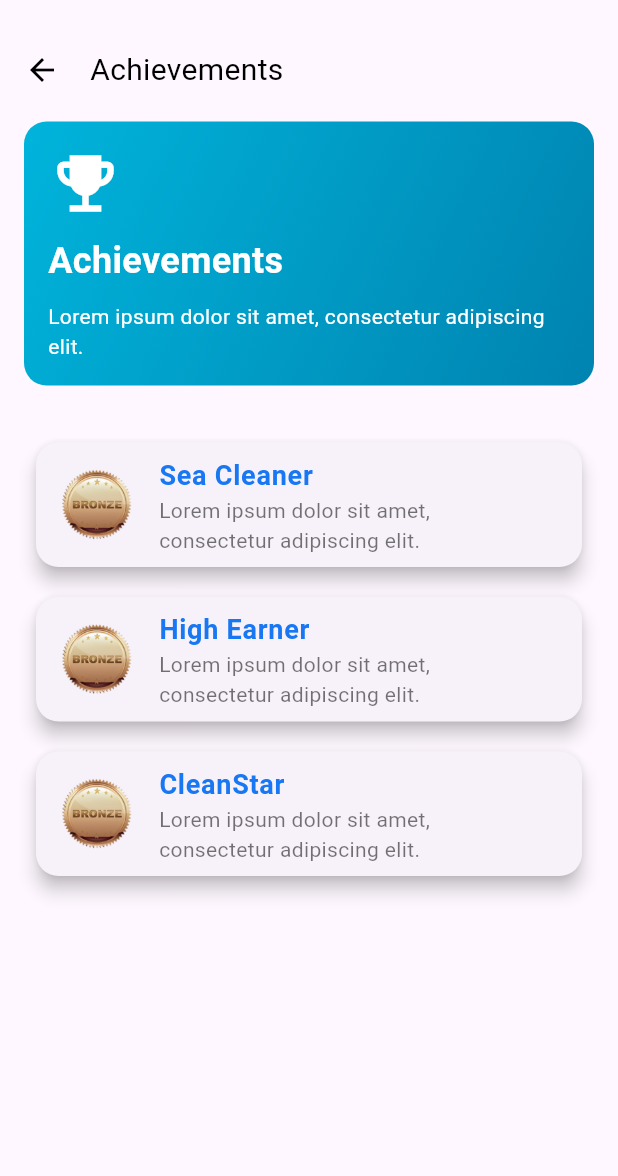
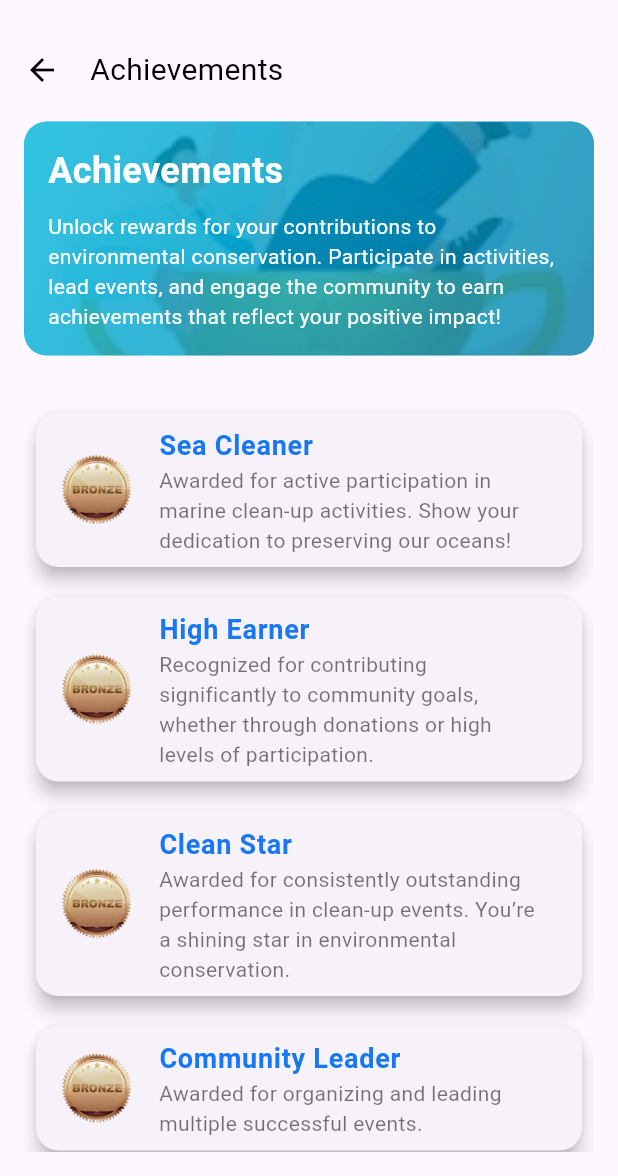
Before and after one commit to SDP-1/ocean_rescue, a Flutter app: the AchievementsPage screen opened directly, on a phone screen of 412 x 824 dp, the part 60-1236 px from its top. Run offline on Flutter 3.47's test engine with Material 3 defaults, Android fonts, the phone set to English and light mode, and no system bars; our stand-ins replace cloud_firestore, firebase_auth, firebase_core, firebase_storage, flutter_image_compress, flutter_svg and 4 more; accounts and stored records are empty.

Commit message:
Edit Achievements Page

```diff
--- a/lib/main.dart
+++ b/lib/main.dart
@@ -2,7 +2,6 @@ import 'package:firebase_core/firebase_core.dart'; // Import Firebase Core
 import 'package:flutter/material.dart';
 import 'package:ocean_rescue/pages/Achievements/achievements_page.dart';
 import 'package:ocean_rescue/pages/dumpReport/DumpReportHistory.dart';
-import 'package:ocean_rescue/pages/leaderboard/leaderboard.dart';
 import 'package:ocean_rescue/pages/membership/membership.dart';
 import 'package:ocean_rescue/pages/notification/NotificationScreen.dart';
 import 'package:ocean_rescue/pages/profile/edit_profile.dart';
@@ -35,8 +34,8 @@ class MyApp extends StatelessWidget {
      // home : DumpReportHistory(),
      //home : delete_confirmation_popup(),
      //  home: EditProfile(),
-      home: MembershipPage(),
-    // home: AchievementsPage(),
+     //  home: MembershipPage(),
+    home: AchievementsPage(),
     //   home: ViewProfilePage(),
     //   home: LeaderboardPage(),
     );
--- a/lib/pages/Achievements/achievements_page.dart
+++ b/lib/pages/Achievements/achievements_page.dart
@@ -73,12 +73,17 @@ class _AchievementsPageState extends State<AchievementsPage> {
                   begin: Alignment.topLeft,
                   end: Alignment.bottomRight,
                 ),
+                image: const DecorationImage(
+                  image: AssetImage('assets/achievements/golden tropy.jpeg'), // Replace with your image path
+                  fit: BoxFit.cover,  // Adjust how the image fits the container
+                  opacity: 0.2,  // Adjust the opacity for better blending with the gradient
+                ),
               ),
-              child: Column(
+              child: const Column(
                 crossAxisAlignment: CrossAxisAlignment.start,
-                children: const [
-                  Icon(Icons.emoji_events, size: 50, color: Colors.white),
-                  SizedBox(height: 10),
+                children: [
+                  // Icon(Icons.emoji_events, size: 50, color: Colors.white),
+                  // SizedBox(height: 10),
                   Text(
                     'Achievements',
                     style: TextStyle(
@@ -89,7 +94,7 @@ class _AchievementsPageState extends State<AchievementsPage> {
                   ),
                   SizedBox(height: 10),
                   Text(
-                    'Lorem ipsum dolor sit amet, consectetur adipiscing elit.',
+                    'Unlock rewards for your contributions to environmental conservation. Participate in activities, lead events, and engage the community to earn achievements that reflect your positive impact!',
                     style: TextStyle(
                       fontSize: 14,
                       color: Colors.white,
@@ -98,6 +103,7 @@ class _AchievementsPageState extends State<AchievementsPage> {
                 ],
               ),
             ),
+
             const SizedBox(height: 20),
             Expanded(
               child: ListView(
@@ -106,17 +112,27 @@ class _AchievementsPageState extends State<AchievementsPage> {
                   achievementCard(
                     'Sea Cleaner',
                     'assets/medals/bronze.png',
-                    'Lorem ipsum dolor sit amet, consectetur adipiscing elit.',
+                    'Awarded for active participation in marine clean-up activities. Show your dedication to preserving our oceans!',
                   ),
                   achievementCard(
                     'High Earner',
                     'assets/medals/bronze.png',
-                    'Lorem ipsum dolor sit amet, consectetur adipiscing elit.',
+                    'Recognized for contributing significantly to community goals, whether through donations or high levels of participation.',
                   ),
                   achievementCard(
-                    'CleanStar',
+                    'Clean Star',
                     'assets/medals/bronze.png',
-                    'Lorem ipsum dolor sit amet, consectetur adipiscing elit.',
+                    'Awarded for consistently outstanding performance in clean-up events. You’re a shining star in environmental conservation.',
+                  ),
+                  achievementCard(
+                      'Community Leader',
+                      'assets/medals/bronze.png',
+                      'Awarded for organizing and leading multiple successful events.',
+                  ),
+                  achievementCard(
+                    'Event Champion',
+                    'assets/medals/bronze.png',
+                    'Awarded for attending a large number of events regularly.',
                   ),
                 ],
               ),
--- a/pubspec.yaml
+++ b/pubspec.yaml
@@ -79,6 +79,8 @@ flutter:
     - assets/medals/
     - assets/dump/
     - assets/welcome/
+    - assets/achievements/
+    - assets/medals/
     # - images/a_dot_burr.jpeg
   #   - images/a_dot_ham.jpeg
 
```
Also changed, not shown: assets/achievements/golden tropy.jpeg (added).
